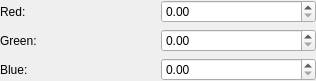
First picture: the form in src/colorsource.ui, repository aportale/colorgourmet, before the edit.
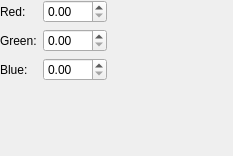
Second picture: the form after the edit.

Commit message: Using FormLayout rather than Gridlayout

What changed in the file:
```diff
--- a/src/colorsource.ui
+++ b/src/colorsource.ui
@@ -1,73 +1,71 @@
 <ui version="4.0" >
  <class>ColorSourceUi</class>
- <widget class="QWidget" name="ColorSourceUi" >
-  <property name="geometry" >
+ <widget class="QWidget" name="ColorSourceUi">
+  <property name="geometry">
    <rect>
     <x>0</x>
     <y>0</y>
-    <width>316</width>
-    <height>72</height>
+    <width>233</width>
+    <height>156</height>
    </rect>
   </property>
   <property name="windowTitle" >
    <string>Form</string>
   </property>
-  <layout class="QGridLayout" >
-   <property name="leftMargin" >
+  <layout class="QVBoxLayout" name="verticalLayout">
+   <property name="margin">
     <number>0</number>
    </property>
-   <property name="topMargin" >
-    <number>0</number>
-   </property>
-   <property name="rightMargin" >
-    <number>0</number>
-   </property>
-   <property name="bottomMargin" >
-    <number>0</number>
-   </property>
-   <item row="0" column="0" >
-    <widget class="QLabel" name="label" >
-     <property name="text" >
+   <item>
+    <layout class="QFormLayout" name="formLayout">
+     <property name="fieldGrowthPolicy">
+      <enum>QFormLayout::ExpandingFieldsGrow</enum>
+     </property>
+     <item row="0" column="0">
+      <widget class="QLabel" name="label">
+       <property name="text">
       <string>Red:</string>
      </property>
     </widget>
    </item>
-   <item row="0" column="1" >
-    <widget class="QDoubleSpinBox" name="component0SpinBox" >
-     <property name="maximum" >
+     <item row="0" column="1">
+      <widget class="QDoubleSpinBox" name="component0SpinBox">
+       <property name="maximum">
       <double>255.000000000000000</double>
      </property>
     </widget>
    </item>
-   <item row="1" column="0" >
-    <widget class="QLabel" name="label_2" >
-     <property name="text" >
+     <item row="1" column="0">
+      <widget class="QLabel" name="label_2">
+       <property name="text">
       <string>Green:</string>
      </property>
     </widget>
    </item>
-   <item row="1" column="1" >
-    <widget class="QDoubleSpinBox" name="component1SpinBox" >
-     <property name="maximum" >
+     <item row="1" column="1">
+      <widget class="QDoubleSpinBox" name="component1SpinBox">
+       <property name="maximum">
       <double>255.000000000000000</double>
      </property>
     </widget>
    </item>
-   <item row="2" column="0" >
-    <widget class="QLabel" name="label_3" >
-     <property name="text" >
+     <item row="2" column="0">
+      <widget class="QLabel" name="label_3">
+       <property name="text">
       <string>Blue:</string>
      </property>
     </widget>
    </item>
-   <item row="2" column="1" >
-    <widget class="QDoubleSpinBox" name="component2SpinBox" >
-     <property name="maximum" >
+     <item row="2" column="1">
+      <widget class="QDoubleSpinBox" name="component2SpinBox">
+       <property name="maximum">
       <double>255.000000000000000</double>
      </property>
     </widget>
    </item>
   </layout>
+   </item>
+  </layout>
  </widget>
  <resources>
   <include location="resources.qrc" />
```
Left out of the diff: 9 changed lines with no effect on the pictures. Lines whose indentation alone changed are shown as unchanged. The commit also changes 2 other files.
